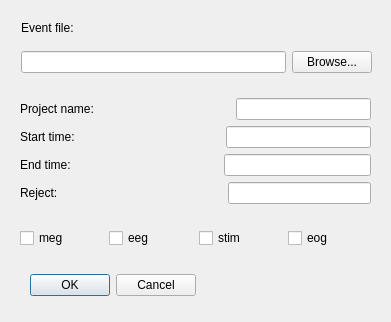
Old version of the form UI/qt4Designer/parameterDialog.ui in the repository cibr-jyu/meggie.
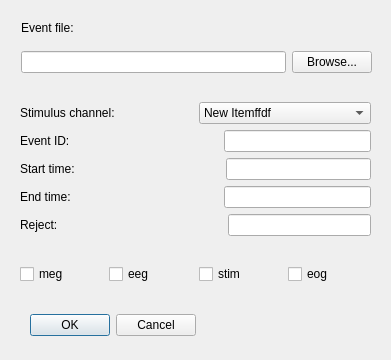
New version of the form.

Diff of the .ui file:
```diff
--- a/UI/qt4Designer/parameterDialog.ui
+++ b/UI/qt4Designer/parameterDialog.ui
@@ -10,7 +10,7 @@
     <x>0</x>
     <y>0</y>
     <width>391</width>
-    <height>322</height>
+    <height>360</height>
    </rect>
   </property>
   <property name="windowTitle">
@@ -20,7 +20,7 @@
    <property name="geometry">
     <rect>
      <x>20</x>
-     <y>270</y>
+     <y>310</y>
      <width>176</width>
      <height>31</height>
     </rect>
@@ -32,7 +32,7 @@
     <set>QDialogButtonBox::Cancel|QDialogButtonBox::Ok</set>
    </property>
   </widget>
-  <widget class="QWidget" name="">
+  <widget class="QWidget" name="layoutWidget">
    <property name="geometry">
     <rect>
      <x>21</x>
@@ -65,13 +65,13 @@
     </item>
    </layout>
   </widget>
-  <widget class="QWidget" name="">
+  <widget class="QWidget" name="layoutWidget">
    <property name="geometry">
     <rect>
      <x>20</x>
      <y>80</y>
      <width>351</width>
-     <height>188</height>
+     <height>227</height>
     </rect>
    </property>
    <layout class="QVBoxLayout" name="verticalLayout_4">
@@ -80,9 +80,29 @@
       <item>
        <layout class="QHBoxLayout" name="horizontalLayout_2">
         <item>
+         <widget class="QLabel" name="labelStimulus">
+          <property name="text">
+           <string>Stimulus channel:</string>
+          </property>
+         </widget>
+        </item>
+        <item>
+         <widget class="QComboBox" name="comboBoxStimulus">
+          <item>
+           <property name="text">
+            <string>New Itemffdf</string>
+           </property>
+          </item>
+         </widget>
+        </item>
+       </layout>
+      </item>
+      <item>
+       <layout class="QHBoxLayout" name="horizontalLayout_7">
+        <item>
          <widget class="QLabel" name="labelEventID">
           <property name="text">
-           <string>Project name:</string>
+           <string>Event ID:</string>
           </property>
          </widget>
         </item>
```
Left out of the diff: 32 changed lines with no effect on the pictures.
